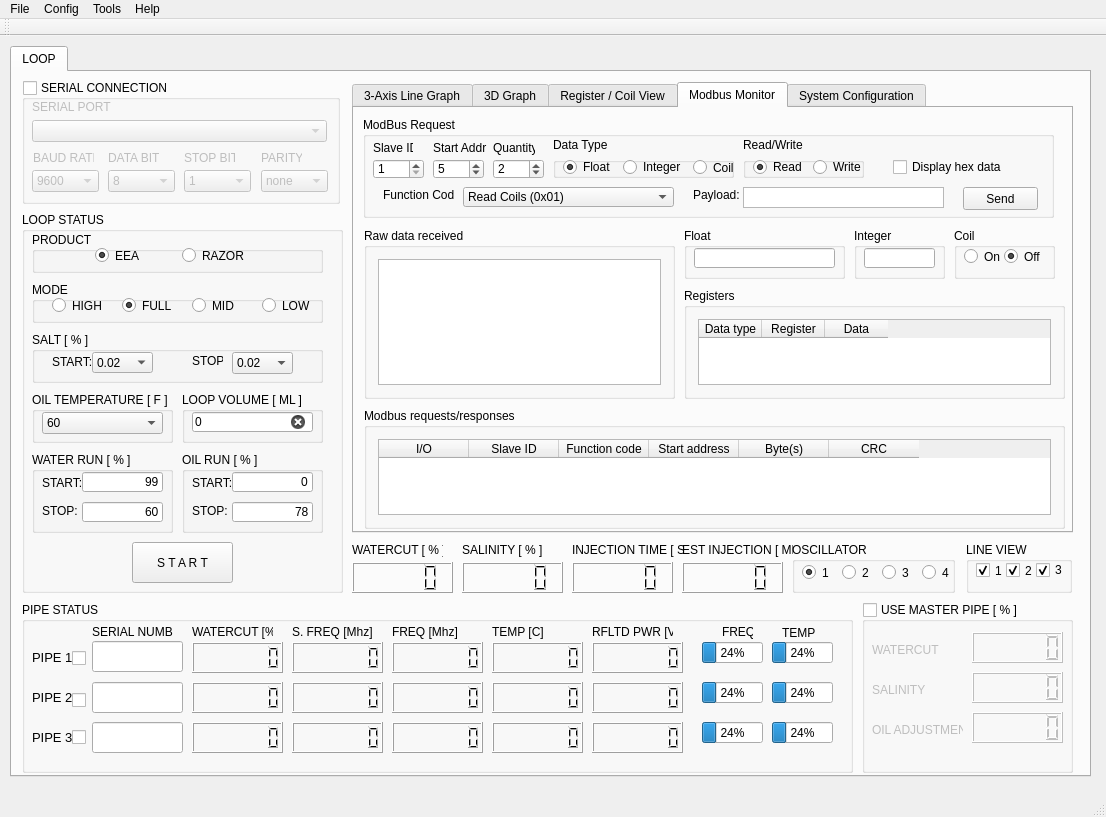
First picture: the form in Sparky/forms/mainwindow.ui, repository embeddedlinuxer/Sparky, before the edit.
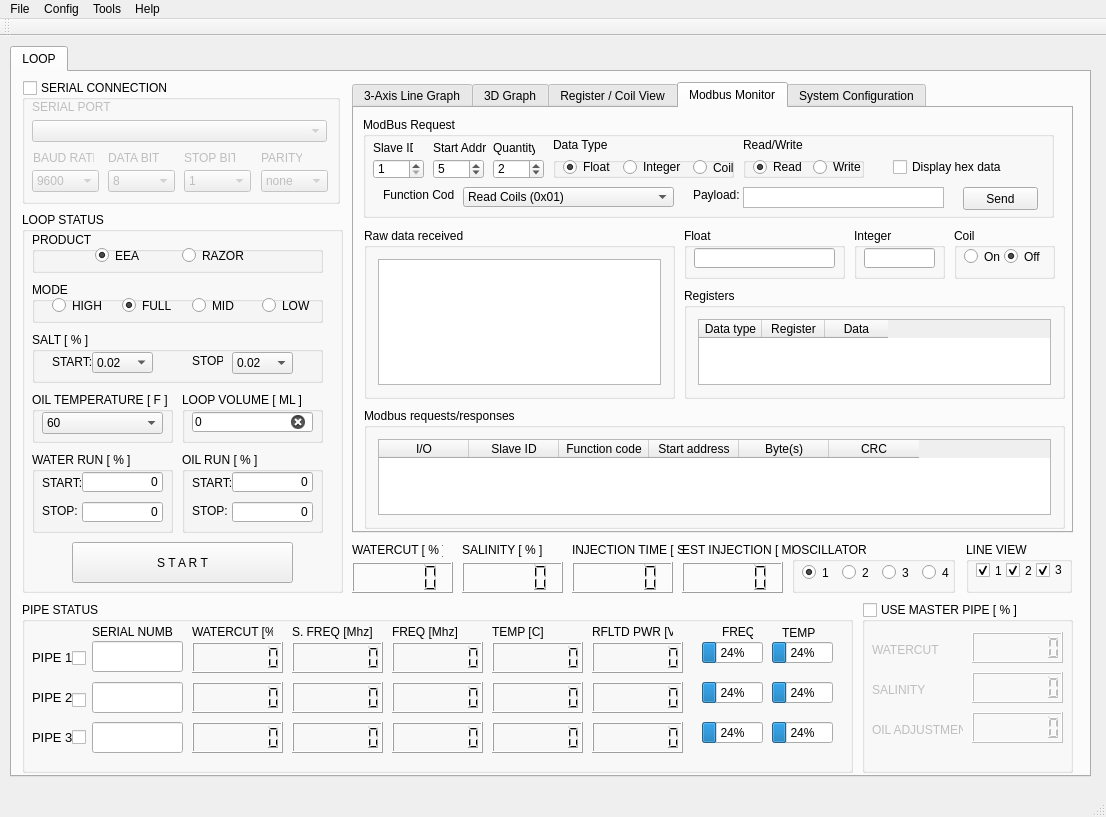
Second picture: the form after the edit. The open tabs and pages were chosen to show the change. Icons and pictures are not drawn.

What changed in the file:
```diff
--- a/Sparky/forms/mainwindow.ui
+++ b/Sparky/forms/mainwindow.ui
@@ -552,7 +552,7 @@
          </rect>
         </property>
         <property name="text">
-         <string>99</string>
+         <string>0</string>
         </property>
         <property name="alignment">
          <set>Qt::AlignRight|Qt::AlignTrailing|Qt::AlignVCenter</set>
@@ -568,7 +568,7 @@
          </rect>
         </property>
         <property name="text">
-         <string>60</string>
+         <string>0</string>
         </property>
         <property name="alignment">
          <set>Qt::AlignRight|Qt::AlignTrailing|Qt::AlignVCenter</set>
@@ -668,7 +668,7 @@
          </rect>
         </property>
         <property name="text">
-         <string>78</string>
+         <string>0</string>
         </property>
         <property name="alignment">
          <set>Qt::AlignRight|Qt::AlignTrailing|Qt::AlignVCenter</set>
@@ -824,9 +824,9 @@
       <widget class="QPushButton" name="pushButton_4">
        <property name="geometry">
         <rect>
-         <x>110</x>
+         <x>50</x>
          <y>330</y>
-         <width>101</width>
+         <width>221</width>
          <height>41</height>
         </rect>
        </property>
@@ -2715,11 +2715,18 @@
          <height>31</height>
         </rect>
        </property>
+       <property name="font">
+        <font>
+         <weight>75</weight>
+         <bold>true</bold>
+         <strikeout>false</strikeout>
+        </font>
+       </property>
        <property name="smallDecimalPoint">
         <bool>false</bool>
        </property>
        <property name="digitCount">
-        <number>6</number>
+        <number>7</number>
        </property>
        <property name="value" stdset="0">
         <double>0.000000000000000</double>
@@ -2734,11 +2741,18 @@
          <height>31</height>
         </rect>
        </property>
+       <property name="font">
+        <font>
+         <weight>75</weight>
+         <bold>true</bold>
+         <strikeout>false</strikeout>
+        </font>
+       </property>
        <property name="smallDecimalPoint">
         <bool>false</bool>
        </property>
        <property name="digitCount">
-        <number>6</number>
+        <number>7</number>
        </property>
        <property name="value" stdset="0">
         <double>0.000000000000000</double>
@@ -2753,11 +2767,18 @@
          <height>31</height>
         </rect>
        </property>
+       <property name="font">
+        <font>
+         <weight>75</weight>
+         <bold>true</bold>
+         <strikeout>false</strikeout>
+        </font>
+       </property>
        <property name="smallDecimalPoint">
         <bool>false</bool>
        </property>
        <property name="digitCount">
-        <number>6</number>
+        <number>7</number>
        </property>
        <property name="value" stdset="0">
         <double>0.000000000000000</double>
```
Left out of the diff: 126 changed lines with no effect on the pictures.
